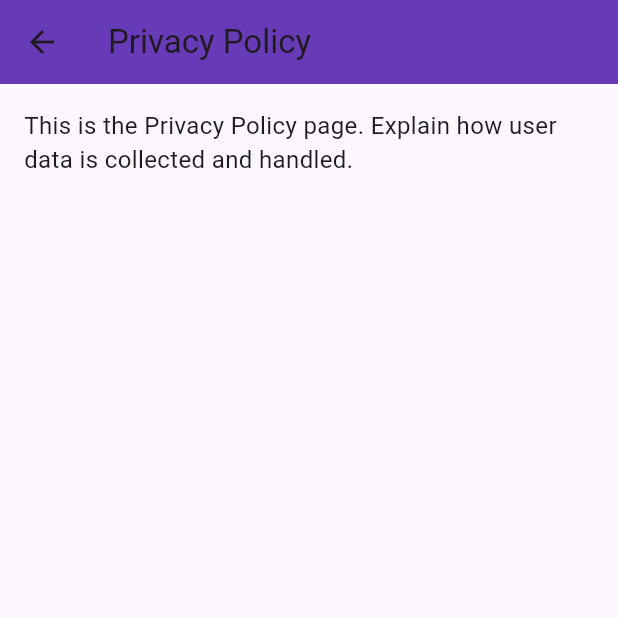
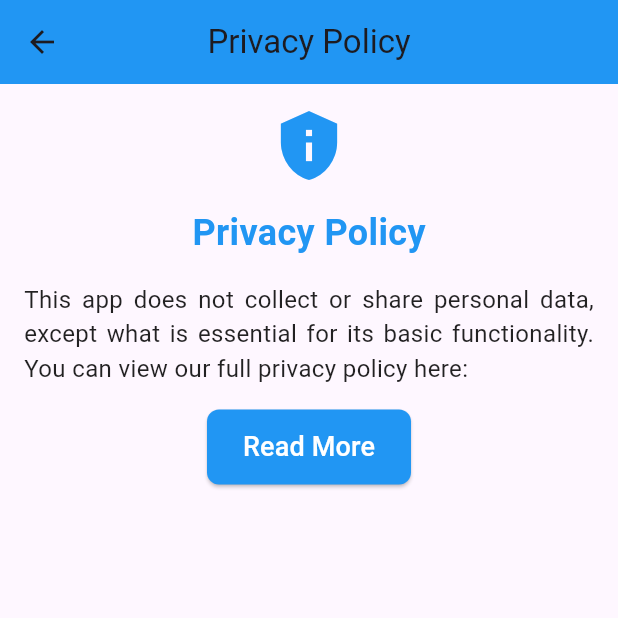
Before and after one commit to aiocrafters/my-app-flutter, a Flutter app: the screen it shows after launch, in the side drawer, after a tap on "Privacy", on a phone screen of 412 x 824 dp, the top half of it. Run offline on Flutter 3.47's test engine with Material 3 defaults, Android fonts, the phone set to English and light mode, and no system bars; our stand-ins replace share_plus.

Commit message:
feat(privacy): redesign Privacy Policy page with styling and retain same content

```diff
--- a/lib/pages/privacy_page.dart
+++ b/lib/pages/privacy_page.dart
@@ -1,20 +1,94 @@
 import 'package:flutter/material.dart';
+import 'package:url_launcher/url_launcher.dart'; // Import the url_launcher package
 
 class PrivacyPage extends StatelessWidget {
   const PrivacyPage({super.key});
+
+  // Function to launch the URL in an external browser
+  Future<void> _launchURL(String url) async {
+    final Uri uri = Uri.parse(url);
+    if (!await launchUrl(uri, mode: LaunchMode.externalApplication)) {
+      throw Exception('Could not launch $url');
+    }
+  }
 
   @override
   Widget build(BuildContext context) {
     return Scaffold(
       appBar: AppBar(
         title: const Text('Privacy Policy'),
-        backgroundColor: Colors.deepPurple,
+        centerTitle: true,
+        backgroundColor: Colors.blue, // Customize app bar color
       ),
-      body: const Padding(
-        padding: EdgeInsets.all(16.0),
-        child: Text(
-          'This is the Privacy Policy page. Explain how user data is collected and handled.',
-          style: TextStyle(fontSize: 16),
+      body: Padding(
+        padding: const EdgeInsets.all(16.0),
+        child: SingleChildScrollView(
+          child: Column(
+            crossAxisAlignment: CrossAxisAlignment.start,
+            children: [
+              // Icon centered at the top
+              const Center(
+                child: Icon(
+                  Icons.privacy_tip, // Privacy icon
+                  color: Colors.blue,
+                  size: 50, // Icon size
+                ),
+              ),
+              const SizedBox(height: 16),
+
+              // Heading
+              const Center(
+                child: Text(
+                  'Privacy Policy',
+                  style: TextStyle(
+                    fontSize: 24,
+                    fontWeight: FontWeight.bold,
+                    color: Colors.blue,
+                  ),
+                ),
+              ),
+              const SizedBox(height: 16),
+
+              // Privacy content
+              const Text(
+                'This app does not collect or share personal data, '
+                'except what is essential for its basic functionality. '
+                'You can view our full privacy policy here:',
+                style: TextStyle(fontSize: 16, color: Colors.black87),
+                textAlign: TextAlign.justify,
+              ),
+
+              const SizedBox(height: 16),
+
+              // Read More Button
+              Center(
+                child: ElevatedButton(
+                  onPressed: () {
+                    _launchURL(
+                      'https://aiocrafters.blogspot.com/p/privacy-policy.html',
+                    );
+                  },
+                  style: ElevatedButton.styleFrom(
+                    backgroundColor: Colors.blue, // Button color
+                    foregroundColor: Colors.white, // Text color
+                    padding: const EdgeInsets.symmetric(
+                      horizontal: 24,
+                      vertical: 12,
+                    ),
+                    shape: RoundedRectangleBorder(
+                      borderRadius: BorderRadius.circular(8),
+                    ),
+                  ),
+                  child: const Text(
+                    'Read More',
+                    style: TextStyle(fontSize: 18),
+                  ),
+                ),
+              ),
+
+              const SizedBox(height: 16),
+            ],
+          ),
         ),
       ),
     );
```
